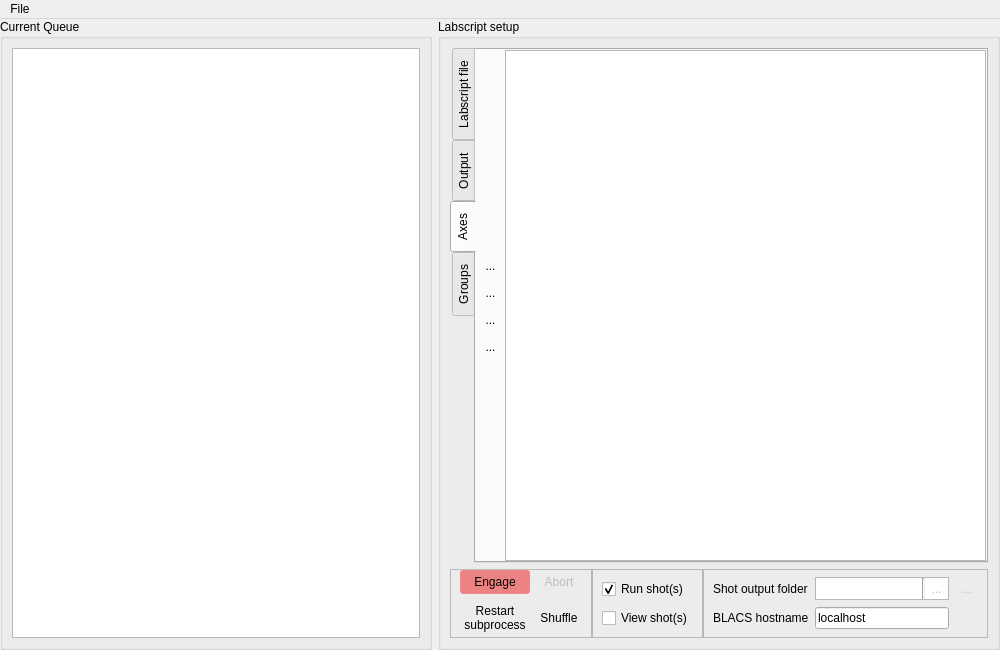
Qt form main.ui (labscript-suite-archive-oldfinal1/spielman-runmanager--forked-from--labscript_suite-runmanager) before a commit.
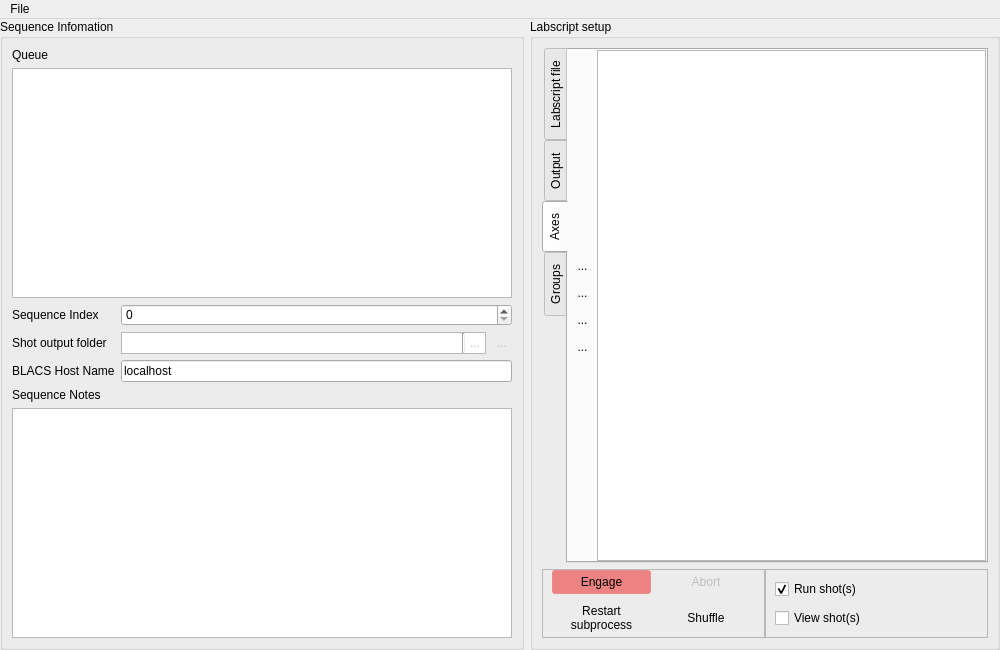
The same form after that commit. The open tabs and pages were chosen to show the change. Icons and pictures are not drawn. Custom widgets are drawn as their Qt base class.

Commit message: More UI code.  Now a "ramp" of variables appears in the UI list box.  This is not currently used for anything.  The next step is to write the code that generates shot files based on this list and the pops them off of the list when blacs requests another file.

What changed in the file:
```diff
--- a/main.ui
+++ b/main.ui
@@ -106,11 +106,251 @@
     <item>
      <widget class="QGroupBox" name="groupBox">
       <property name="title">
-       <string>Current Queue</string>
+       <string>Sequence Infomation</string>
       </property>
       <layout class="QVBoxLayout" name="verticalLayout_3">
        <item>
-        <widget class="QTableWidget" name="Queue_tableWidget"/>
+        <widget class="QLabel" name="label_3">
+         <property name="text">
+          <string>Queue</string>
+         </property>
+        </widget>
+       </item>
+       <item>
+        <widget class="QListWidget" name="Queue_listWidget"/>
+       </item>
+       <item>
+        <layout class="QFormLayout" name="formLayout">
+         <item row="0" column="0">
+          <widget class="QLabel" name="sequenceIndexLabel">
+           <property name="text">
+            <string>Sequence Index</string>
+           </property>
+          </widget>
+         </item>
+         <item row="0" column="1">
+          <widget class="QSpinBox" name="spinBox_SequenceIndex">
+           <property name="sizePolicy">
+            <sizepolicy hsizetype="Expanding" vsizetype="Fixed">
+             <horstretch>0</horstretch>
+             <verstretch>0</verstretch>
+            </sizepolicy>
+           </property>
+           <property name="minimumSize">
+            <size>
+             <width>0</width>
+             <height>20</height>
+            </size>
+           </property>
+           <property name="maximum">
+            <number>9999</number>
+           </property>
+          </widget>
+         </item>
+         <item row="1" column="0">
+          <widget class="QLabel" name="shotOutputFolderLabel">
+           <property name="text">
+            <string>Shot output folder</string>
+           </property>
+          </widget>
+         </item>
+         <item row="2" column="0">
+          <widget class="QLabel" name="bLACSHostNameLabel">
+           <property name="text">
+            <string>BLACS Host Name</string>
+           </property>
+          </widget>
+         </item>
+         <item row="2" column="1">
+          <widget class="QLineEdit" name="lineEdit_BLACS_hostname">
+           <property name="toolTip">
+            <string>&lt;html&gt;&lt;head/&gt;&lt;body&gt;&lt;p&gt;The host computer running BLACS.&lt;/p&gt;&lt;/body&gt;&lt;/html&gt;</string>
+           </property>
+           <property name="text">
+            <string>localhost</string>
+           </property>
+           <property name="frame">
+            <bool>true</bool>
+           </property>
+          </widget>
+         </item>
+         <item row="1" column="1">
+          <layout class="QHBoxLayout" name="horizontalLayout_8">
+           <item>
+            <widget class="QFrame" name="frame">
+             <property name="sizePolicy">
+              <sizepolicy hsizetype="Preferred" vsizetype="Preferred">
+               <horstretch>0</horstretch>
+               <verstretch>0</verstretch>
+              </sizepolicy>
+             </property>
+             <property name="sizeIncrement">
+              <size>
+               <width>0</width>
+               <height>0</height>
+              </size>
+             </property>
+             <property name="frameShape">
+              <enum>QFrame::StyledPanel</enum>
+             </property>
+             <layout class="QHBoxLayout" name="horizontalLayout">
+              <property name="spacing">
+               <number>0</number>
+              </property>
+              <property name="leftMargin">
+               <number>0</number>
+              </property>
+              <property name="topMargin">
+               <number>0</number>
+              </property>
+              <property name="rightMargin">
+               <number>0</number>
+              </property>
+              <property name="bottomMargin">
+               <number>0</number>
+              </property>
+              <item>
+               <widget class="QLineEdit" name="lineEdit_shot_output_folder">
+                <property name="sizePolicy">
+                 <sizepolicy hsizetype="Expanding" vsizetype="Fixed">
+                  <horstretch>0</horstretch>
+                  <verstretch>0</verstretch>
+                 </sizepolicy>
+                </property>
+                <property name="maximumSize">
+                 <size>
+                  <width>16777215</width>
+                  <height>20</height>
+                 </size>
+                </property>
+                <property name="toolTip">
+                 <string>&lt;html&gt;&lt;head/&gt;&lt;body&gt;&lt;p&gt;The folder in which newly compiled shot files will be placed.&lt;/p&gt;&lt;p&gt;If the folder does not exist, it will be created at compile time.&lt;/p&gt;&lt;/body&gt;&lt;/html&gt;</string>
+                </property>
+                <property name="styleSheet">
+                 <string notr="true"/>
+                </property>
+                <property name="frame">
+                 <bool>false</bool>
+                </property>
+                <property name="readOnly">
+                 <bool>true</bool>
+                </property>
+               </widget>
+              </item>
+              <item>
+               <widget class="Line" name="line_2">
+                <property name="orientation">
+                 <enum>Qt::Vertical</enum>
+                </property>
+               </widget>
+              </item>
+              <item>
+               <widget class="QToolButton" name="toolButton_select_shot_output_folder">
+                <property name="enabled">
+                 <bool>false</bool>
+                </property>
+                <property name="sizePolicy">
+                 <sizepolicy hsizetype="Fixed" vsizetype="Fixed">
+                  <horstretch>0</horstretch>
+                  <verstretch>0</verstretch>
+                 </sizepolicy>
+                </property>
+                <property name="maximumSize">
+                 <size>
+                  <width>20</width>
+                  <height>20</height>
+                 </size>
+                </property>
+                <property name="toolTip">
+                 <string>Select folder ...</string>
+                </property>
+                <property name="styleSheet">
+                 <string notr="true">QToolButton{
+    border: none;
+    background: white;
+    padding: 2px;
+}
+
+QToolButton:hover {
+     background-color: qlineargradient(x1: 0, y1: 0, x2: 0, y2: 1,
+                                       stop: 0 #f6f7fa, stop: 1 #dadbde);
+ }
+
+ QToolButton:pressed {
+     background-color: qlineargradient(x1: 0, y1: 0, x2: 0, y2: 1,
+                                       stop: 0 #dadbde, stop: 1 #f6f7fa);
+ }</string>
+                </property>
+                <property name="text">
+                 <string>...</string>
+                </property>
+                <property name="icon">
+                 <iconset resource="../../Anaconda/Lib/site-packages/qtutils/icons/icons.qrc">
+                  <normaloff>:/qtutils/fugue/folder-horizontal-open.png</normaloff>:/qtutils/fugue/folder-horizontal-open.png</iconset>
+                </property>
+               </widget>
+              </item>
+             </layout>
+            </widget>
+           </item>
+           <item>
+            <widget class="QToolButton" name="toolButton_reset_shot_output_folder">
+             <property name="enabled">
+              <bool>false</bool>
+             </property>
+             <property name="sizePolicy">
+              <sizepolicy hsizetype="Fixed" vsizetype="Fixed">
+               <horstretch>0</horstretch>
+               <verstretch>0</verstretch>
+              </sizepolicy>
+             </property>
+             <property name="maximumSize">
+              <size>
+               <width>20</width>
+               <height>20</height>
+              </size>
+             </property>
+             <property name="toolTip">
+              <string>&lt;html&gt;&lt;head/&gt;&lt;body&gt;&lt;p&gt;Reset to default output folder.&lt;/p&gt;&lt;p&gt;If the folder does not exist it will be created at compile-time.&lt;/p&gt;&lt;/body&gt;&lt;/html&gt;</string>
+             </property>
+             <property name="text">
+              <string>...</string>
+             </property>
+             <property name="icon">
+              <iconset resource="../../Anaconda/Lib/site-packages/qtutils/icons/icons.qrc">
+               <normaloff>:/qtutils/fugue/arrow-turn-180-left.png</normaloff>:/qtutils/fugue/arrow-turn-180-left.png</iconset>
+             </property>
+            </widget>
+           </item>
+          </layout>
+         </item>
+        </layout>
+       </item>
+       <item>
+        <widget class="QLabel" name="label_4">
+         <property name="text">
+          <string>Sequence Notes</string>
+         </property>
+        </widget>
+       </item>
+       <item>
+        <widget class="QPlainTextEdit" name="plainTextEdit_SequenceNotes">
+         <property name="minimumSize">
+          <size>
+           <width>500</width>
+           <height>0</height>
+          </size>
+         </property>
+         <property name="font">
+          <font>
+           <family>Courier</family>
+           <pointsize>10</pointsize>
+          </font>
+         </property>
+         <property name="toolTip">
+          <string>Notes for next sequence</string>
+         </property>
+        </widget>
        </item>
        <item>
         <layout class="QVBoxLayout" name="verticalLayout"/>
@@ -449,8 +689,8 @@
                  <rect>
                   <x>0</x>
                   <y>0</y>
-                  <width>312</width>
-                  <height>623</height>
+                  <width>394</width>
+                  <height>512</height>
                  </rect>
                 </property>
                 <layout class="QVBoxLayout" name="verticalLayout_7">
@@ -816,179 +1056,6 @@
              </layout>
             </widget>
            </item>
-           <item>
-            <widget class="QFrame" name="frame">
-             <property name="sizePolicy">
-              <sizepolicy hsizetype="Expanding" vsizetype="Preferred">
-               <horstretch>1</horstretch>
-               <verstretch>0</verstretch>
-              </sizepolicy>
-             </property>
-             <property name="frameShape">
-              <enum>QFrame::StyledPanel</enum>
-             </property>
-             <property name="frameShadow">
-              <enum>QFrame::Plain</enum>
-             </property>
-             <layout class="QGridLayout" name="gridLayout_3">
-              <property name="sizeConstraint">
-               <enum>QLayout::SetDefaultConstraint</enum>
-              </property>
-              <property name="leftMargin">
-               <number>9</number>
-              </property>
-              <property name="topMargin">
-               <number>6</number>
-              </property>
-              <property name="bottomMargin">
-               <number>6</number>
-              </property>
-              <item row="2" column="1">
-               <widget class="QLineEdit" name="lineEdit_BLACS_hostname">
-                <property name="toolTip">
-                 <string>&lt;html&gt;&lt;head/&gt;&lt;body&gt;&lt;p&gt;The host computer running BLACS.&lt;/p&gt;&lt;/body&gt;&lt;/html&gt;</string>
-                </property>
-                <property name="text">
-                 <string>localhost</string>
-                </property>
-                <property name="frame">
-                 <bool>true</bool>
-                </property>
-               </widget>
-              </item>
-              <item row="1" column="2">
-               <widget class="QToolButton" name="toolButton_reset_shot_output_folder">
-                <property name="enabled">
-                 <bool>false</bool>
-                </property>
-                <property name="toolTip">
-                 <string>&lt;html&gt;&lt;head/&gt;&lt;body&gt;&lt;p&gt;Reset to default output folder.&lt;/p&gt;&lt;p&gt;If the folder does not exist it will be created at compile-time.&lt;/p&gt;&lt;/body&gt;&lt;/html&gt;</string>
-                </property>
-                <property name="text">
-                 <string>...</string>
-                </property>
-                <property name="icon">
-                 <iconset resource="../../Anaconda/Lib/site-packages/qtutils/icons/icons.qrc">
-                  <normaloff>:/qtutils/fugue/arrow-turn-180-left.png</normaloff>:/qtutils/fugue/arrow-turn-180-left.png</iconset>
-                </property>
-               </widget>
-              </item>
-              <item row="1" column="0">
-               <widget class="QLabel" name="label_2">
-                <property name="text">
-                 <string>Shot output folder</string>
-                </property>
-               </widget>
-              </item>
-              <item row="2" column="0">
-               <widget class="QLabel" name="label">
-                <property name="text">
-                 <string>BLACS hostname</string>
-                </property>
-               </widget>
-              </item>
-              <item row="1" column="1">
-               <widget class="QFrame" name="frame">
-                <property name="sizePolicy">
-                 <sizepolicy hsizetype="Preferred" vsizetype="Preferred">
-                  <horstretch>0</horstretch>
-                  <verstretch>0</verstretch>
-                 </sizepolicy>
-                </property>
-                <property name="sizeIncrement">
-                 <size>
-                  <width>0</width>
-                  <height>0</height>
-                 </size>
-                </property>
-                <property name="frameShape">
-                 <enum>QFrame::StyledPanel</enum>
-                </property>
-                <layout class="QHBoxLayout" name="horizontalLayout">
-                 <property name="spacing">
-                  <number>0</number>
-                 </property>
-                 <property name="leftMargin">
-                  <number>0</number>
-                 </property>
-                 <property name="topMargin">
-                  <number>0</number>
-                 </property>
-                 <property name="rightMargin">
-                  <number>0</number>
-                 </property>
-                 <property name="bottomMargin">
-                  <number>0</number>
-                 </property>
-                 <item>
-                  <widget class="QLineEdit" name="lineEdit_shot_output_folder">
-                   <property name="sizePolicy">
-                    <sizepolicy hsizetype="Expanding" vsizetype="Ignored">
-                     <horstretch>0</horstretch>
-                     <verstretch>0</verstretch>
-                    </sizepolicy>
-                   </property>
-                   <property name="toolTip">
-                    <string>&lt;html&gt;&lt;head/&gt;&lt;body&gt;&lt;p&gt;The folder in which newly compiled shot files will be placed.&lt;/p&gt;&lt;p&gt;If the folder does not exist, it will be created at compile time.&lt;/p&gt;&lt;/body&gt;&lt;/html&gt;</string>
-                   </property>
-                   <property name="styleSheet">
-                    <string notr="true"/>
-                   </property>
-                   <property name="frame">
-                    <bool>false</bool>
-                   </property>
-                   <property name="readOnly">
-                    <bool>true</bool>
-                   </property>
-                  </widget>
-                 </item>
-                 <item>
-                  <widget class="Line" name="line_2">
-                   <property name="orientation">
-                    <enum>Qt::Vertical</enum>
-                   </property>
-                  </widget>
-                 </item>
-                 <item>
-                  <widget class="QToolButton" name="toolButton_select_shot_output_folder">
-                   <property name="enabled">
-                    <bool>false</bool>
-                   </property>
-                   <property name="toolTip">
-                    <string>Select folder ...</string>
-                   </property>
-                   <property name="styleSheet">
-                    <string notr="true">QToolButton{
-    border: none;
-    background: white;
-    padding: 2px;
-}
-
-QToolButton:hover {
-     background-color: qlineargradient(x1: 0, y1: 0, x2: 0, y2: 1,
-                                       stop: 0 #f6f7fa, stop: 1 #dadbde);
- }
-
- QToolButton:pressed {
-     background-color: qlineargradient(x1: 0, y1: 0, x2: 0, y2: 1,
-                                       stop: 0 #dadbde, stop: 1 #f6f7fa);
- }</string>
-                   </property>
-                   <property name="text">
-                    <string>...</string>
-                   </property>
-                   <property name="icon">
-                    <iconset resource="../../Anaconda/Lib/site-packages/qtutils/icons/icons.qrc">
-                     <normaloff>:/qtutils/fugue/folder-horizontal-open.png</normaloff>:/qtutils/fugue/folder-horizontal-open.png</iconset>
-                   </property>
-                  </widget>
-                 </item>
-                </layout>
-               </widget>
-              </item>
-             </layout>
-            </widget>
-           </item>
           </layout>
          </item>
         </layout>
```
Left out of the diff: 4 changed lines with no effect on the pictures. The commit also changes 2 other files.
